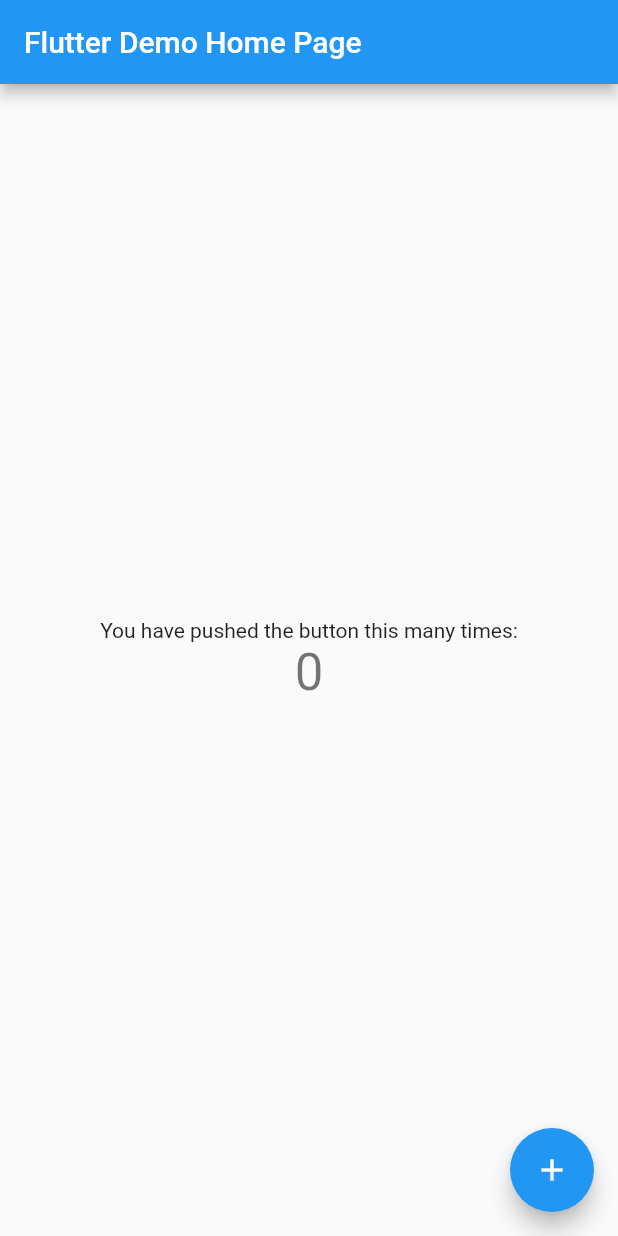
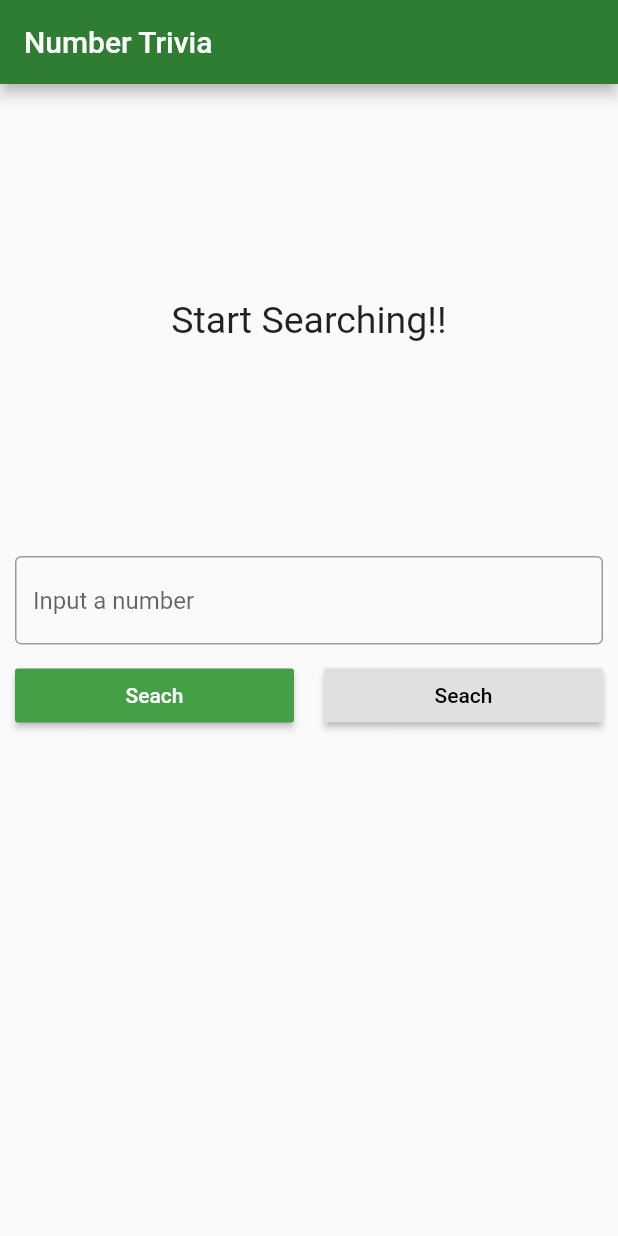
Before and after one commit to akshayspeaks/reso-number-trivia, a Flutter app: the screen it shows after launch, on a phone screen of 412 x 824 dp. Run offline on Flutter 3.47's test engine with Material 2 defaults, Android fonts, the phone set to English and light mode, and no system bars; our stand-ins replace bloc, dartz, data_connection_checker, equatable, flutter_bloc, get_it and 2 more.

Commit message:
L-14: Finished Project

```diff
--- /dev/null
+++ b/lib/features/number_trivia/presentation/pages/number_trivia_page.dart
@@ -0,0 +1,59 @@
+import 'package:flutter/material.dart';
+import 'package:flutter_bloc/flutter_bloc.dart';
+import 'package:number_trivia/features/number_trivia/presentation/bloc/number_trivia_bloc.dart';
+import 'package:number_trivia/features/number_trivia/presentation/widgets/widgets.dart';
+
+import '../../../../injection.dart';
+
+class NumberTriviaPage extends StatelessWidget {
+  const NumberTriviaPage({Key key}) : super(key: key);
+
+  @override
+  Widget build(BuildContext context) {
+    return Scaffold(
+      appBar: AppBar(
+        title: Text('Number Trivia'),
+      ),
+      body: SingleChildScrollView(child: _buildBody(context)),
+    );
+  }
+
+  BlocProvider<NumberTriviaBloc> _buildBody(BuildContext context) {
+    return BlocProvider(
+      create: (_) => getIt<NumberTriviaBloc>(),
+      child: Center(
+        child: Padding(
+          padding: const EdgeInsets.all(10.0),
+          child: Column(
+            children: [
+              SizedBox(
+                height: 10,
+              ),
+              //TopHalf
+              BlocConsumer<NumberTriviaBloc, NumberTriviaState>(
+                builder: (context, state) {
+                  if (state is Empty) {
+                    return MessageDisplay(message: 'Start Searching!!');
+                  } else if (state is Loading) {
+                    return LoadingWidget();
+                  } else if (state is Loaded) {
+                    return TriviaDisplay(trivia: state.trivia);
+                  } else if (state is Error) {
+                    return MessageDisplay(message: state.message);
+                  } else
+                    return MessageDisplay(message: 'Start Searching!!');
+                },
+                listener: (context, state) {},
+              ),
+              SizedBox(
+                height: 20,
+              ),
+              //Bottom Half
+              TriviaControl(),
+            ],
+          ),
+        ),
+      ),
+    );
+  }
+}
--- /dev/null
+++ b/lib/features/number_trivia/presentation/widgets/message_display.dart
@@ -0,0 +1,25 @@
+import 'package:flutter/material.dart';
+
+class MessageDisplay extends StatelessWidget {
+  final String message;
+  const MessageDisplay({
+    Key key,
+    @required this.message,
+  }) : super(key: key);
+
+  @override
+  Widget build(BuildContext context) {
+    return Container(
+      height: MediaQuery.of(context).size.height / 3,
+      child: Center(
+        child: SingleChildScrollView(
+          child: Text(
+            message,
+            style: TextStyle(fontSize: 25),
+            textAlign: TextAlign.center,
+          ),
+        ),
+      ),
+    );
+  }
+}
--- /dev/null
+++ b/lib/features/number_trivia/presentation/widgets/trivia_controls.dart
@@ -0,0 +1,69 @@
+import 'package:flutter/material.dart';
+import 'package:flutter_bloc/flutter_bloc.dart';
+import 'package:number_trivia/features/number_trivia/presentation/bloc/number_trivia_bloc.dart';
+
+class TriviaControl extends StatefulWidget {
+  const TriviaControl({
+    Key key,
+  }) : super(key: key);
+
+  @override
+  _TriviaControlState createState() => _TriviaControlState();
+}
+
+class _TriviaControlState extends State<TriviaControl> {
+  String inputString;
+  final controller = TextEditingController();
+  @override
+  Widget build(BuildContext context) {
+    return Column(
+      children: [
+        //TextField
+        TextField(
+          controller: controller,
+          keyboardType: TextInputType.number,
+          decoration: InputDecoration(
+            border: OutlineInputBorder(),
+            hintText: 'Input a number',
+          ),
+          onChanged: (value) {
+            inputString = value;
+          },
+          onSubmitted: (_) => dispatchConcrete(),
+        ),
+        SizedBox(height: 10),
+        Row(
+          children: [
+            Expanded(
+                child: RaisedButton(
+              child: Text('Seach'),
+              color: Theme.of(context).accentColor,
+              textTheme: ButtonTextTheme.primary,
+              onPressed: dispatchConcrete,
+            )),
+            SizedBox(
+              width: 20,
+            ),
+            Expanded(
+                child: RaisedButton(
+              child: Text('Seach'),
+              textTheme: ButtonTextTheme.primary,
+              onPressed: dispatchRandom,
+            )),
+          ],
+        )
+      ],
+    );
+  }
+
+  void dispatchConcrete() {
+    controller.clear();
+    BlocProvider.of<NumberTriviaBloc>(context)
+        .add(GetTriviaForConcreteNumber(inputString));
+  }
+
+  void dispatchRandom() {
+    controller.clear();
+    BlocProvider.of<NumberTriviaBloc>(context).add(GetTriviaForRandomNumber());
+  }
+}
--- /dev/null
+++ b/lib/features/number_trivia/presentation/widgets/widgets.dart
@@ -0,0 +1,4 @@
+export 'loading_widget.dart';
+export 'message_display.dart';
+export 'trivia_display.dart';
+export 'trivia_controls.dart';
--- a/lib/main.dart
+++ b/lib/main.dart
@@ -1,115 +1,23 @@
 import 'package:flutter/material.dart';
+import 'package:number_trivia/features/number_trivia/presentation/pages/number_trivia_page.dart';
 import 'package:number_trivia/injection.dart';
 
-void main() {
-  configureInjection();
+void main() async {
+  WidgetsFlutterBinding.ensureInitialized();
+  await configureInjection();
   runApp(MyApp());
 }
 
 class MyApp extends StatelessWidget {
-  // This widget is the root of your application.
   @override
   Widget build(BuildContext context) {
     return MaterialApp(
-      title: 'Flutter Demo',
+      title: 'Number Trivia',
       theme: ThemeData(
-        // This is the theme of your application.
-        //
-        // Try running your application with "flutter run". You'll see the
-        // application has a blue toolbar. Then, without quitting the app, try
-        // changing the primarySwatch below to Colors.green and then invoke
-        // "hot reload" (press "r" in the console where you ran "flutter run",
-        // or simply save your changes to "hot reload" in a Flutter IDE).
-        // Notice that the counter didn't reset back to zero; the application
-        // is not restarted.
-        primarySwatch: Colors.blue,
+        primaryColor: Colors.green.shade800,
+        accentColor: Colors.green.shade600,
       ),
-      home: MyHomePage(title: 'Flutter Demo Home Page'),
+      home: NumberTriviaPage(),
     );
   }
 }
-
-class MyHomePage extends StatefulWidget {
-  MyHomePage({Key key, this.title}) : super(key: key);
-
-  // This widget is the home page of your application. It is stateful, meaning
-  // that it has a State object (defined below) that contains fields that affect
-  // how it looks.
-
-  // This class is the configuration for the state. It holds the values (in this
-  // case the title) provided by the parent (in this case the App widget) and
-  // used by the build method of the State. Fields in a Widget subclass are
-  // always marked "final".
-
-  final String title;
-
-  @override
-  _MyHomePageState createState() => _MyHomePageState();
-}
-
-class _MyHomePageState extends State<MyHomePage> {
-  int _counter = 0;
-
-  void _incrementCounter() {
-    setState(() {
-      // This call to setState tells the Flutter framework that something has
-      // changed in this State, which causes it to rerun the build method below
-      // so that the display can reflect the updated values. If we changed
-      // _counter without calling setState(), then the build method would not be
-      // called again, and so nothing would appear to happen.
-      _counter++;
-    });
-  }
-
-  @override
-  Widget build(BuildContext context) {
-    // This method is rerun every time setState is called, for instance as done
-    // by the _incrementCounter method above.
-    //
-    // The Flutter framework has been optimized to make rerunning build methods
-    // fast, so that you can just rebuild anything that needs updating rather
-    // than having to individually change instances of widgets.
-    return Scaffold(
-      appBar: AppBar(
-        // Here we take the value from the MyHomePage object that was created by
-        // the App.build method, and use it to set our appbar title.
-        title: Text(widget.title),
-      ),
-      body: Center(
-        // Center is a layout widget. It takes a single child and positions it
-        // in the middle of the parent.
-        child: Column(
-          // Column is also a layout widget. It takes a list of children and
-          // arranges them vertically. By default, it sizes itself to fit its
-          // children horizontally, and tries to be as tall as its parent.
-          //
-          // Invoke "debug painting" (press "p" in the console, choose the
-          // "Toggle Debug Paint" action from the Flutter Inspector in Android
-          // Studio, or the "Toggle Debug Paint" command in Visual Studio Code)
-          // to see the wireframe for each widget.
-          //
-          // Column has various properties to control how it sizes itself and
-          // how it positions its children. Here we use mainAxisAlignment to
-          // center the children vertically; the main axis here is the vertical
-          // axis because Columns are vertical (the cross axis would be
-          // horizontal).
-          mainAxisAlignment: MainAxisAlignment.center,
-          children: <Widget>[
-            Text(
-              'You have pushed the button this many times:',
-            ),
-            Text(
-              '$_counter',
-              style: Theme.of(context).textTheme.headline4,
-            ),
-          ],
-        ),
-      ),
-      floatingActionButton: FloatingActionButton(
-        onPressed: _incrementCounter,
-        tooltip: 'Increment',
-        child: Icon(Icons.add),
-      ), // This trailing comma makes auto-formatting nicer for build methods.
-    );
-  }
-}
--- a/pubspec.yaml
+++ b/pubspec.yaml
@@ -28,8 +28,8 @@ dependencies:
   injectable: ^1.0.4
   get_it: ^4.0.4
   # Bloc for state management
-  bloc: ^6.0.0
-  flutter_bloc: ^6.0.0
+  bloc: ^6.0.3
+  flutter_bloc: ^6.0.5
   # Value equality
   equatable: ^1.2.4
   # Functional programming thingies
```
Also changed, not shown: lib/features/number_trivia/presentation/widgets/loading_widget.dart (added, +17 -0 lines), lib/features/number_trivia/presentation/widgets/trivia_display.dart (added, +39 -0 lines).
